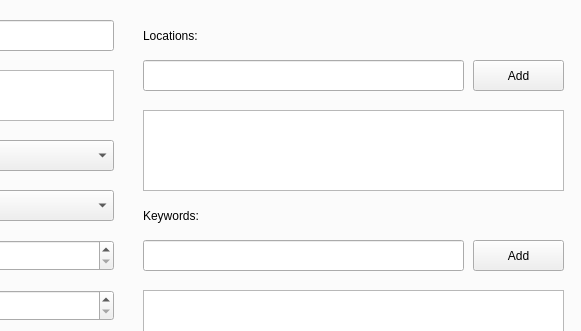
EdwinLangley/SDI-TrekStar-Application, file TrekStarApp/forms/mainwindow.ui: the form before one commit; both pictures show x 319 to 900 and y 176 to 507 of the 900 by 675 pixel window.
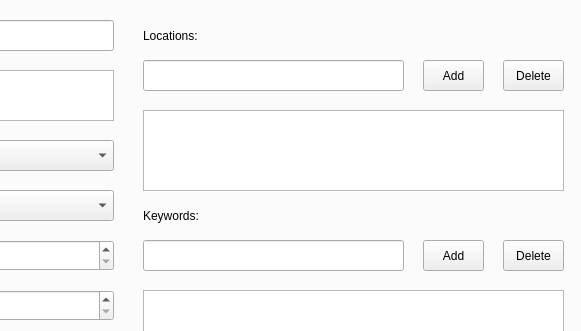
The form after the commit. Icons and pictures are not drawn.

Commit message: Fixed window closing error

The edit to the form file:
```diff
--- a/TrekStarApp/forms/mainwindow.ui
+++ b/TrekStarApp/forms/mainwindow.ui
@@ -183,9 +183,9 @@
      <widget class="QPushButton" name="cmdLocationAdd">
       <property name="geometry">
        <rect>
-        <x>800</x>
+        <x>750</x>
         <y>70</y>
-        <width>91</width>
+        <width>61</width>
         <height>31</height>
        </rect>
       </property>
@@ -211,7 +211,7 @@
        <rect>
         <x>470</x>
         <y>250</y>
-        <width>321</width>
+        <width>261</width>
         <height>31</height>
        </rect>
       </property>
@@ -252,9 +252,9 @@
      <widget class="QPushButton" name="cmdKeywordsAdd">
       <property name="geometry">
        <rect>
-        <x>800</x>
+        <x>750</x>
         <y>250</y>
-        <width>91</width>
+        <width>61</width>
         <height>31</height>
        </rect>
       </property>
@@ -319,7 +319,7 @@
        <rect>
         <x>470</x>
         <y>70</y>
-        <width>321</width>
+        <width>261</width>
         <height>31</height>
        </rect>
       </property>
@@ -347,6 +347,32 @@
        </rect>
       </property>
      </widget>
+     <widget class="QPushButton" name="cmdLocationDel">
+      <property name="geometry">
+       <rect>
+        <x>830</x>
+        <y>70</y>
+        <width>61</width>
+        <height>31</height>
+       </rect>
+      </property>
+      <property name="text">
+       <string>Delete</string>
+      </property>
+     </widget>
+     <widget class="QPushButton" name="cmdKeywordsDel">
+      <property name="geometry">
+       <rect>
+        <x>830</x>
+        <y>250</y>
+        <width>61</width>
+        <height>31</height>
+       </rect>
+      </property>
+      <property name="text">
+       <string>Delete</string>
+      </property>
+     </widget>
     </widget>
     <widget class="QWidget" name="tabOpen">
      <attribute name="title">
```
The commit also changes 7 other files.
